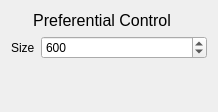
First picture: the form in visigoth/preferentialcontrol.ui, repository scvalex/visigoth, before the edit.
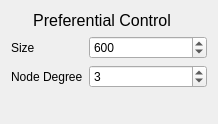
Second picture: the form after the edit.

Commit message: added nodeDegree user input

The edit to the form file:
```diff
--- a/visigoth/preferentialcontrol.ui
+++ b/visigoth/preferentialcontrol.ui
@@ -7,7 +7,7 @@
     <x>0</x>
     <y>0</y>
     <width>218</width>
-    <height>112</height>
+    <height>124</height>
    </rect>
   </property>
   <property name="sizePolicy">
@@ -19,8 +19,8 @@
   <property name="windowTitle">
    <string>Form</string>
   </property>
-  <layout class="QVBoxLayout" name="verticalLayout">
-   <item>
+  <layout class="QFormLayout" name="formLayout">
+   <item row="0" column="0" colspan="2">
     <widget class="QLabel" name="label">
      <property name="font">
       <font>
@@ -32,16 +32,14 @@
      </property>
     </widget>
    </item>
-   <item>
-    <layout class="QFormLayout" name="formLayout">
-     <item row="0" column="0">
+   <item row="1" column="0">
       <widget class="QLabel" name="label_2">
        <property name="text">
         <string>Size</string>
        </property>
       </widget>
      </item>
-     <item row="0" column="1">
+   <item row="1" column="1">
       <widget class="QSpinBox" name="sizeEdit">
        <property name="maximum">
         <number>10000</number>
@@ -54,9 +52,27 @@
        </property>
       </widget>
      </item>
-    </layout>
+   <item row="2" column="0">
+    <widget class="QLabel" name="label_3">
+     <property name="text">
+      <string>Node Degree</string>
+     </property>
+    </widget>
    </item>
-   <item>
+   <item row="2" column="1">
+    <widget class="QSpinBox" name="degreeEdit">
+     <property name="maximum">
+      <number>10000</number>
+     </property>
+     <property name="singleStep">
+      <number>1</number>
+     </property>
+     <property name="value">
+      <number>3</number>
+     </property>
+    </widget>
+   </item>
+   <item row="3" column="1">
     <spacer name="verticalSpacer">
      <property name="orientation">
       <enum>Qt::Vertical</enum>
```
Lines whose indentation alone changed are shown as unchanged. The commit also changes 2 other files.
